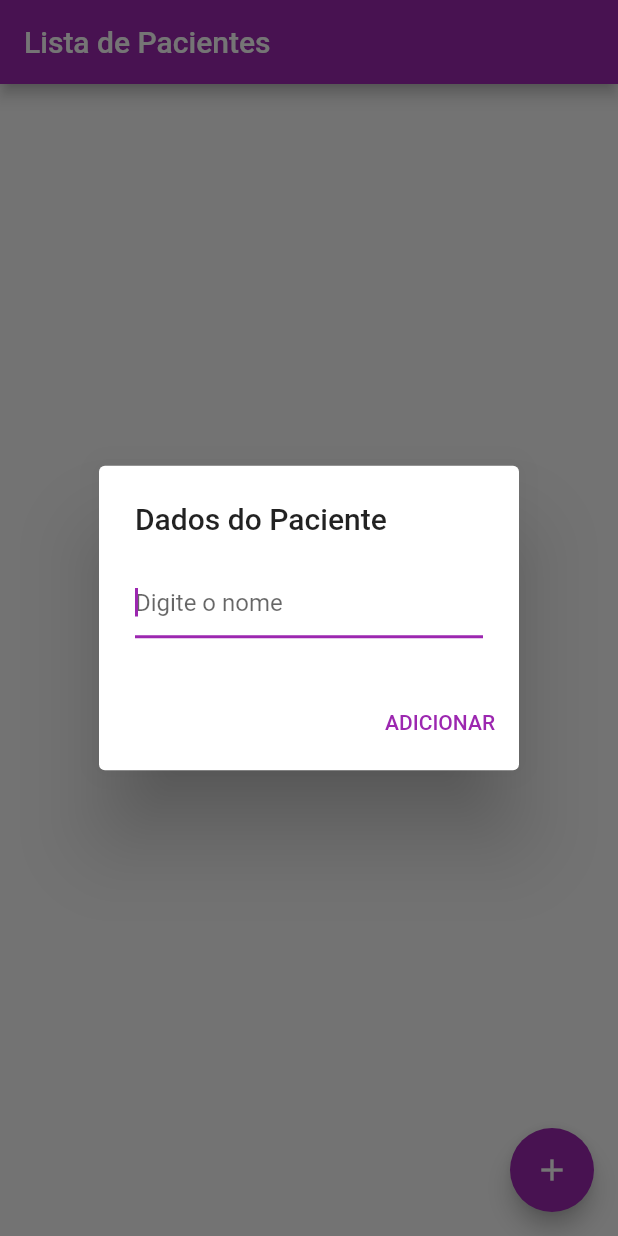
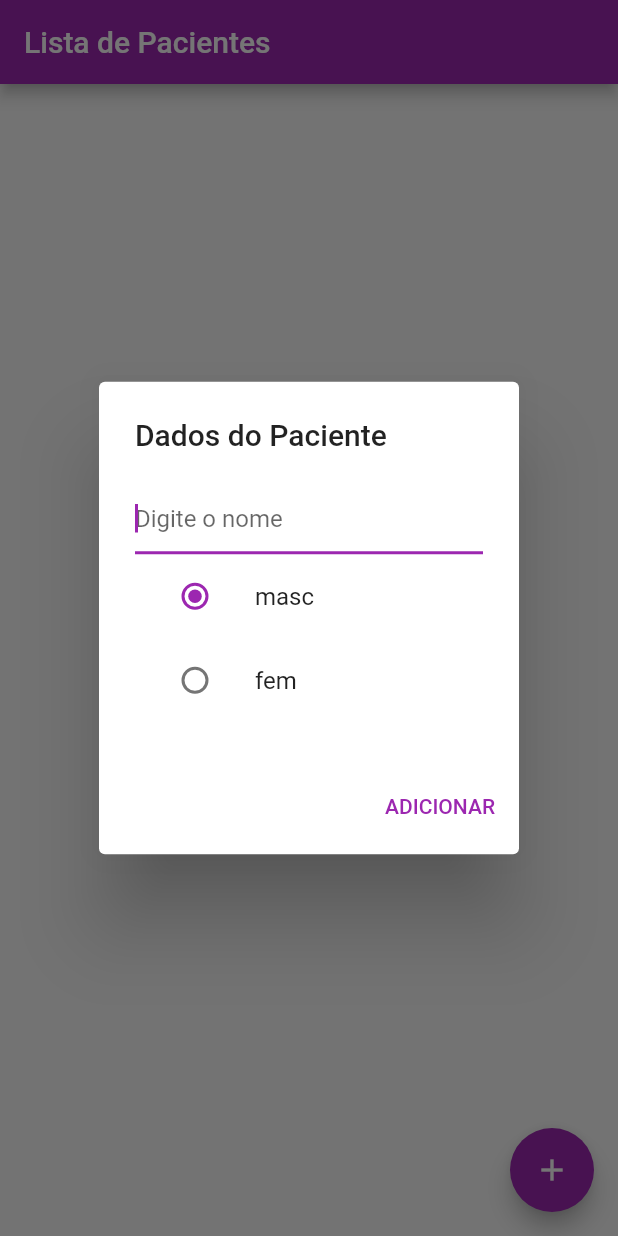
Before and after one commit to yanna-torres/listView, a Flutter app: the screen it shows after launch, after a tap on the "add" icon, on a phone screen of 412 x 824 dp. Run offline on Flutter 3.47's test engine with Material 2 defaults, Android fonts, the phone set to English and light mode, and no system bars.

Commit message:
Update home_page.dart

```diff
--- a/flutter_application_listview2/lib/home_page.dart
+++ b/flutter_application_listview2/lib/home_page.dart
@@ -10,10 +10,13 @@ class MyHomePage extends StatefulWidget {
   State<MyHomePage> createState() => _MyHomePageState();
 }
 
+enum Sexo { masculino, feminino }
+
 class _MyHomePageState extends State<MyHomePage> {
   late TextEditingController controller;
   List<Pacient> pacients = [];
   String name = '';
+  Sexo s = Sexo.masculino;
 
   @override
   void initState() {
@@ -40,6 +43,7 @@ class _MyHomePageState extends State<MyHomePage> {
       body: _buildListView(context),
       floatingActionButton: FloatingActionButton(
         onPressed: () async {
+          controller.value = TextEditingValue.empty;
           final name = await openDialog();
           if (name == null || name.isEmpty) return;
           setState(() {
@@ -57,16 +61,44 @@ class _MyHomePageState extends State<MyHomePage> {
         context: context,
         builder: (BuildContext context) => AlertDialog(
           title: const Text('Dados do Paciente'),
-          content: TextField(
+          content: Column(
+            mainAxisSize: MainAxisSize.min,
+            children: <Widget>[
+              TextField(
                 autofocus: true,
                 decoration: const InputDecoration(hintText: 'Digite o nome'),
                 controller: controller,
-            onSubmitted: (_) => submit(),
+              ),
+              ListTile(
+                title: Text('masc'),
+                leading: Radio<Sexo>(
+                  value: Sexo.masculino,
+                  groupValue: s,
+                  onChanged: (value) => setState(() {
+                    s = value!;
+                  }),
+                ),
+              ),
+              ListTile(
+                title: Text('fem'),
+                leading: Radio<Sexo>(
+                  value: Sexo.feminino,
+                  groupValue: s,
+                  onChanged: (value) => setState(() {
+                    s = value!;
+                  }),
+                ),
+              ),
+            ],
           ),
           actions: [
+            Column(
+              children: <Widget>[
                 TextButton(
                   child: const Text('ADICIONAR'),
                   onPressed: submit,
+                ),
+              ],
             ),
           ],
         ),
@@ -74,7 +106,6 @@ class _MyHomePageState extends State<MyHomePage> {
 
   void submit() {
     Navigator.of(context).pop(controller.text);
-    controller.clear();
   }
 
   ListView _buildListView(BuildContext context) {
@@ -110,8 +141,13 @@ class _MyHomePageState extends State<MyHomePage> {
                   IconButton(
                     icon: const Icon(Icons.edit),
                     color: Colors.purple,
-                    onPressed: () {
-                      setState(() {});
+                    onPressed: () async {
+                      controller.value = TextEditingValue(text: paciente.name);
+                      final name = await openDialog();
+                      if (name == null || name.isEmpty) return;
+                      setState(() {
+                        paciente.name = name;
+                      });
                     },
                   ),
                   IconButton(
```
Lines whose indentation alone changed are shown as unchanged.
